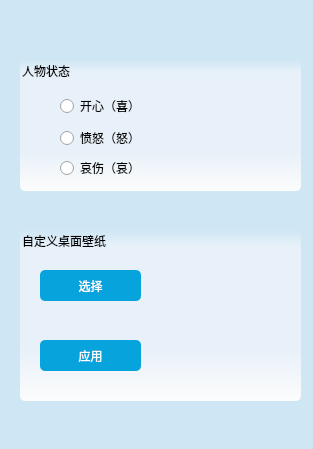
Before: the Qt Designer form Desktop/setting.ui in ADeRoy/DeskGirl, drawn with Qt 5.
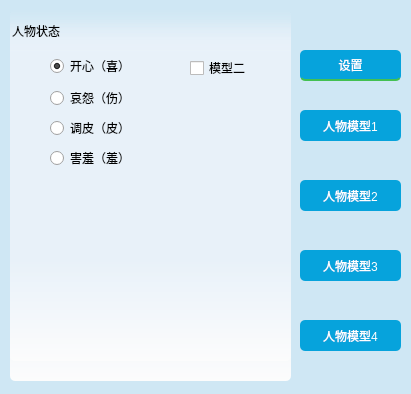
After: the same form once the commit is applied. The open tabs and pages were chosen to show the change. Icons and pictures are not drawn.

Commit message: 添加截图，开机自启，新人物等

What changed in the file:
```diff
--- a/Desktop/setting.ui
+++ b/Desktop/setting.ui
@@ -6,8 +6,8 @@
    <rect>
     <x>0</x>
     <y>0</y>
-    <width>313</width>
-    <height>449</height>
+    <width>411</width>
+    <height>394</height>
    </rect>
   </property>
   <property name="windowTitle">
@@ -23,7 +23,7 @@
   <widget class="QPushButton" name="close_button">
    <property name="geometry">
     <rect>
-     <x>270</x>
+     <x>370</x>
      <y>0</y>
      <width>34</width>
      <height>40</height>
@@ -46,96 +46,145 @@
     <string/>
    </property>
   </widget>
-  <widget class="QGroupBox" name="groupBox">
+  <widget class="QPushButton" name="AppSettingButton">
    <property name="geometry">
     <rect>
-     <x>20</x>
-     <y>60</y>
-     <width>281</width>
-     <height>131</height>
+     <x>300</x>
+     <y>50</y>
+     <width>101</width>
+     <height>31</height>
     </rect>
    </property>
    <property name="styleSheet">
-    <string notr="true">QGroupBox{	
-	background-color: qlineargradient(spread:pad, x1:0, y1:0, x2:0, y2:1, stop:0 rgba(232, 241, 249, 0), stop:0.1 rgba(232, 241, 249, 1), stop:0.2 rgba(232, 241, 249, 255), stop:0.7 rgba(232, 241, 249, 255),stop:1 rgba(252, 252, 252, 255));
-	border-radius:5px;
+    <string notr="true">QPushButton#AppSettingButton{
+	
+	color: rgb(255, 255, 255);
+	border-style: solid;
+	border-radius: 5px;	
+	background-color: rgb(6, 163, 220);
+}
+
+QPushButton#AppSettingButton:hover{
+	background-color: rgb(16, 196, 245);
+}
+
+QPushButton#AppSettingButton:pressed {
+	background-color: rgb(3, 130, 176);
+}
+
+QPushButton#AppSettingButton::checked{
+	color: #ffffff;
+	border-bottom:2px solid #43c052;
 }</string>
    </property>
-   <property name="title">
-    <string>人物状态</string>
+   <property name="text">
+    <string>设置</string>
    </property>
-   <widget class="QRadioButton" name="happy_radioButton">
-    <property name="geometry">
-     <rect>
-      <x>40</x>
-      <y>30</y>
-      <width>81</width>
-      <height>32</height>
-     </rect>
-    </property>
-    <property name="styleSheet">
-     <string notr="true"/>
-    </property>
-    <property name="text">
-     <string>开心（喜）</string>
-    </property>
-   </widget>
-   <widget class="QRadioButton" name="anger_radioButton">
-    <property name="geometry">
-     <rect>
-      <x>40</x>
-      <y>70</y>
-      <width>89</width>
-      <height>16</height>
-     </rect>
-    </property>
-    <property name="text">
-     <string>愤怒（怒）</string>
-    </property>
-   </widget>
-   <widget class="QRadioButton" name="grief_radioButton">
-    <property name="geometry">
-     <rect>
-      <x>40</x>
-      <y>100</y>
-      <width>89</width>
-      <height>16</height>
-     </rect>
-    </property>
-    <property name="text">
-     <string>哀伤（哀）</string>
-    </property>
-   </widget>
+   <property name="checkable">
+    <bool>true</bool>
+   </property>
+   <property name="checked">
+    <bool>true</bool>
+   </property>
   </widget>
-  <widget class="QGroupBox" name="groupBox_2">
+  <widget class="QStackedWidget" name="stackedWidget">
    <property name="geometry">
     <rect>
-     <x>20</x>
-     <y>230</y>
+     <x>10</x>
+     <y>10</y>
      <width>281</width>
-     <height>171</height>
+     <height>371</height>
     </rect>
    </property>
    <property name="styleSheet">
-    <string notr="true">QGroupBox{	
+    <string notr="true">QStackedWidget{	
 	background-color: qlineargradient(spread:pad, x1:0, y1:0, x2:0, y2:1, stop:0 rgba(232, 241, 249, 0), stop:0.1 rgba(232, 241, 249, 1), stop:0.2 rgba(232, 241, 249, 255), stop:0.7 rgba(232, 241, 249, 255),stop:1 rgba(252, 252, 252, 255));
 	border-radius:5px;
 }</string>
    </property>
-   <property name="title">
-    <string>自定义桌面壁纸</string>
+   <property name="currentIndex">
+    <number>1</number>
    </property>
-   <widget class="QPushButton" name="select_pushButton">
-    <property name="geometry">
-     <rect>
-      <x>20</x>
-      <y>40</y>
-      <width>101</width>
-      <height>31</height>
-     </rect>
-    </property>
-    <property name="styleSheet">
-     <string notr="true">QPushButton#select_pushButton{
+   <widget class="QWidget" name="page">
+    <widget class="QGroupBox" name="groupBox_4">
+     <property name="geometry">
+      <rect>
+       <x>0</x>
+       <y>20</y>
+       <width>281</width>
+       <height>341</height>
+      </rect>
+     </property>
+     <property name="styleSheet">
+      <string notr="true">QGroupBox{	
+	background-color: qlineargradient(spread:pad, x1:0, y1:0, x2:0, y2:1, stop:0 rgba(232, 241, 249, 0), stop:0.1 rgba(232, 241, 249, 1), stop:0.2 rgba(232, 241, 249, 255), stop:0.7 rgba(232, 241, 249, 255),stop:1 rgba(252, 252, 252, 255));
+	border-radius:5px;
+}</string>
+     </property>
+     <property name="title">
+      <string>程序设置</string>
+     </property>
+     <widget class="QCheckBox" name="autorun_checkBox">
+      <property name="geometry">
+       <rect>
+        <x>40</x>
+        <y>40</y>
+        <width>71</width>
+        <height>16</height>
+       </rect>
+      </property>
+      <property name="text">
+       <string>开机自启</string>
+      </property>
+      <property name="checked">
+       <bool>true</bool>
+      </property>
+     </widget>
+     <widget class="QCheckBox" name="action_checkBox">
+      <property name="geometry">
+       <rect>
+        <x>40</x>
+        <y>80</y>
+        <width>71</width>
+        <height>16</height>
+       </rect>
+      </property>
+      <property name="text">
+       <string>人物动作</string>
+      </property>
+      <property name="checked">
+       <bool>true</bool>
+      </property>
+     </widget>
+     <widget class="QGroupBox" name="groupBox_2">
+      <property name="geometry">
+       <rect>
+        <x>10</x>
+        <y>190</y>
+        <width>281</width>
+        <height>101</height>
+       </rect>
+      </property>
+      <property name="styleSheet">
+       <string notr="true">QGroupBox{	
+	background-color: qlineargradient(spread:pad, x1:0, y1:0, x2:0, y2:1, stop:0 rgba(232, 241, 249, 0), stop:0.1 rgba(232, 241, 249, 1), stop:0.2 rgba(232, 241, 249, 255), stop:0.7 rgba(232, 241, 249, 255),stop:1 rgba(252, 252, 252, 255));
+	border-radius:5px;
+}</string>
+      </property>
+      <property name="title">
+       <string>自定义桌面壁纸</string>
+      </property>
+      <widget class="QPushButton" name="select_pushButton">
+       <property name="geometry">
+        <rect>
+         <x>10</x>
+         <y>40</y>
+         <width>101</width>
+         <height>31</height>
+        </rect>
+       </property>
+       <property name="styleSheet">
+        <string notr="true">QPushButton#select_pushButton{
 	
 	color: rgb(255, 255, 255);
 	border-style: solid;
@@ -149,29 +198,30 @@
 
 QPushButton#select_pushButton:pressed {
 	background-color: rgb(3, 130, 176);
-}</string>
-    </property>
-    <property name="text">
-     <string>选择</string>
-    </property>
-    <property name="checkable">
-     <bool>false</bool>
-    </property>
-    <property name="checked">
-     <bool>false</bool>
-    </property>
-   </widget>
-   <widget class="QPushButton" name="apply_pushButton">
-    <property name="geometry">
-     <rect>
-      <x>20</x>
-      <y>110</y>
-      <width>101</width>
-      <height>31</height>
-     </rect>
-    </property>
-    <property name="styleSheet">
-     <string notr="true">QPushButton#apply_pushButton{
+}
+</string>
+       </property>
+       <property name="text">
+        <string>选择壁纸</string>
+       </property>
+       <property name="checkable">
+        <bool>true</bool>
+       </property>
+       <property name="checked">
+        <bool>false</bool>
+       </property>
+      </widget>
+      <widget class="QPushButton" name="apply_pushButton">
+       <property name="geometry">
+        <rect>
+         <x>130</x>
+         <y>40</y>
+         <width>101</width>
+         <height>31</height>
+        </rect>
+       </property>
+       <property name="styleSheet">
+        <string notr="true">QPushButton#apply_pushButton{
 	
 	color: rgb(255, 255, 255);
 	border-style: solid;
@@ -186,17 +236,473 @@
 QPushButton#apply_pushButton:pressed {
 	background-color: rgb(3, 130, 176);
 }</string>
-    </property>
-    <property name="text">
-     <string>应用</string>
-    </property>
-    <property name="checkable">
-     <bool>false</bool>
-    </property>
-    <property name="checked">
-     <bool>false</bool>
-    </property>
+       </property>
+       <property name="text">
+        <string>数字时钟</string>
+       </property>
+       <property name="checkable">
+        <bool>true</bool>
+       </property>
+       <property name="checked">
+        <bool>false</bool>
+       </property>
+      </widget>
+     </widget>
+    </widget>
    </widget>
+   <widget class="QWidget" name="page_2">
+    <widget class="QGroupBox" name="groupBox">
+     <property name="geometry">
+      <rect>
+       <x>0</x>
+       <y>10</y>
+       <width>281</width>
+       <height>361</height>
+      </rect>
+     </property>
+     <property name="styleSheet">
+      <string notr="true">QGroupBox{	
+	background-color: qlineargradient(spread:pad, x1:0, y1:0, x2:0, y2:1, stop:0 rgba(232, 241, 249, 0), stop:0.1 rgba(232, 241, 249, 1), stop:0.2 rgba(232, 241, 249, 255), stop:0.7 rgba(232, 241, 249, 255),stop:1 rgba(252, 252, 252, 255));
+	border-radius:5px;
+}</string>
+     </property>
+     <property name="title">
+      <string>人物状态</string>
+     </property>
+     <widget class="QRadioButton" name="happy_radioButton">
+      <property name="geometry">
+       <rect>
+        <x>40</x>
+        <y>30</y>
+        <width>81</width>
+        <height>32</height>
+       </rect>
+      </property>
+      <property name="styleSheet">
+       <string notr="true"/>
+      </property>
+      <property name="text">
+       <string>开心（喜）</string>
+      </property>
+      <property name="checked">
+       <bool>true</bool>
+      </property>
+      <property name="autoRepeat">
+       <bool>true</bool>
+      </property>
+     </widget>
+     <widget class="QRadioButton" name="anger_radioButton">
+      <property name="geometry">
+       <rect>
+        <x>40</x>
+        <y>70</y>
+        <width>89</width>
+        <height>16</height>
+       </rect>
+      </property>
+      <property name="text">
+       <string>愤怒（怒）</string>
+      </property>
+     </widget>
+     <widget class="QRadioButton" name="grief_radioButton">
+      <property name="geometry">
+       <rect>
+        <x>40</x>
+        <y>100</y>
+        <width>89</width>
+        <height>16</height>
+       </rect>
+      </property>
+      <property name="text">
+       <string>哀伤（哀）</string>
+      </property>
+     </widget>
+     <widget class="QLabel" name="girl1_label">
+      <property name="geometry">
+       <rect>
+        <x>10</x>
+        <y>110</y>
+        <width>275</width>
+        <height>350</height>
+       </rect>
+      </property>
+      <property name="text">
+       <string/>
+      </property>
+      <property name="pixmap">
+       <pixmap resource="src.qrc">:/src/action1/1.png</pixmap>
+      </property>
+      <property name="scaledContents">
+       <bool>true</bool>
+      </property>
+      <property name="wordWrap">
+       <bool>false</bool>
+      </property>
+      <property name="openExternalLinks">
+       <bool>false</bool>
+      </property>
+     </widget>
+     <widget class="QCheckBox" name="mode1_checkBox">
+      <property name="geometry">
+       <rect>
+        <x>170</x>
+        <y>40</y>
+        <width>71</width>
+        <height>16</height>
+       </rect>
+      </property>
+      <property name="text">
+       <string>模型一</string>
+      </property>
+      <property name="checked">
+       <bool>true</bool>
+      </property>
+     </widget>
+    </widget>
+   </widget>
+   <widget class="QWidget" name="page_5">
+    <widget class="QGroupBox" name="groupBox_3">
+     <property name="geometry">
+      <rect>
+       <x>0</x>
+       <y>10</y>
+       <width>281</width>
+       <height>341</height>
+      </rect>
+     </property>
+     <property name="styleSheet">
+      <string notr="true">QGroupBox{	
+	background-color: qlineargradient(spread:pad, x1:0, y1:0, x2:0, y2:1, stop:0 rgba(232, 241, 249, 0), stop:0.1 rgba(232, 241, 249, 1), stop:0.2 rgba(232, 241, 249, 255), stop:0.7 rgba(232, 241, 249, 255),stop:1 rgba(252, 252, 252, 255));
+	border-radius:5px;
+}</string>
+     </property>
+     <property name="title">
+      <string>人物状态</string>
+     </property>
+     <widget class="QRadioButton" name="happy2_radioButton">
+      <property name="geometry">
+       <rect>
+        <x>40</x>
+        <y>30</y>
+        <width>81</width>
+        <height>32</height>
+       </rect>
+      </property>
+      <property name="styleSheet">
+       <string notr="true"/>
+      </property>
+      <property name="text">
+       <string>开心（喜）</string>
+      </property>
+      <property name="checkable">
+       <bool>true</bool>
+      </property>
+      <property name="checked">
+       <bool>true</bool>
+      </property>
+     </widget>
+     <widget class="QRadioButton" name="anger2_radioButton">
+      <property name="geometry">
+       <rect>
+        <x>40</x>
+        <y>70</y>
+        <width>89</width>
+        <height>16</height>
+       </rect>
+      </property>
+      <property name="text">
+       <string>哀怨（伤）</string>
+      </property>
+     </widget>
+     <widget class="QRadioButton" name="grief2_radioButton">
+      <property name="geometry">
+       <rect>
+        <x>40</x>
+        <y>100</y>
+        <width>89</width>
+        <height>16</height>
+       </rect>
+      </property>
+      <property name="text">
+       <string>调皮（皮）</string>
+      </property>
+     </widget>
+     <widget class="QRadioButton" name="shy_radioButton">
+      <property name="geometry">
+       <rect>
+        <x>40</x>
+        <y>130</y>
+        <width>89</width>
+        <height>16</height>
+       </rect>
+      </property>
+      <property name="text">
+       <string>害羞（羞）</string>
+      </property>
+     </widget>
+     <widget class="QLabel" name="girl2_label">
+      <property name="geometry">
+       <rect>
+        <x>50</x>
+        <y>150</y>
+        <width>180</width>
+        <height>180</height>
+       </rect>
+      </property>
+      <property name="text">
+       <string/>
+      </property>
+      <property name="pixmap">
+       <pixmap resource="src.qrc">:/src/default/action1/1.png</pixmap>
+      </property>
+      <property name="scaledContents">
+       <bool>true</bool>
+      </property>
+     </widget>
+     <widget class="QCheckBox" name="mode2_checkBox">
+      <property name="geometry">
+       <rect>
+        <x>180</x>
+        <y>40</y>
+        <width>71</width>
+        <height>16</height>
+       </rect>
+      </property>
+      <property name="text">
+       <string>模型二</string>
+      </property>
+     </widget>
+    </widget>
+   </widget>
+   <widget class="QWidget" name="page_3">
+    <widget class="QLabel" name="boy_label">
+     <property name="geometry">
+      <rect>
+       <x>50</x>
+       <y>0</y>
+       <width>201</width>
+       <height>371</height>
+      </rect>
+     </property>
+     <property name="text">
+      <string/>
+     </property>
+     <property name="pixmap">
+      <pixmap resource="src.qrc">:/src/boy1/1.png</pixmap>
+     </property>
+     <property name="scaledContents">
+      <bool>false</bool>
+     </property>
+    </widget>
+    <widget class="QCheckBox" name="mode3_checkBox">
+     <property name="geometry">
+      <rect>
+       <x>200</x>
+       <y>30</y>
+       <width>71</width>
+       <height>16</height>
+      </rect>
+     </property>
+     <property name="text">
+      <string>模型三</string>
+     </property>
+    </widget>
+   </widget>
+   <widget class="QWidget" name="page_4">
+    <widget class="QLabel" name="girl3_lable">
+     <property name="geometry">
+      <rect>
+       <x>-20</x>
+       <y>0</y>
+       <width>321</width>
+       <height>381</height>
+      </rect>
+     </property>
+     <property name="text">
+      <string/>
+     </property>
+     <property name="pixmap">
+      <pixmap resource="src.qrc">:/src/girl1/1.png</pixmap>
+     </property>
+    </widget>
+    <widget class="QCheckBox" name="mode4_checkBox">
+     <property name="geometry">
+      <rect>
+       <x>10</x>
+       <y>20</y>
+       <width>71</width>
+       <height>16</height>
+      </rect>
+     </property>
+     <property name="text">
+      <string>模型四</string>
+     </property>
+    </widget>
+   </widget>
+  </widget>
+  <widget class="QPushButton" name="TopPeopleButton">
+   <property name="geometry">
+    <rect>
+     <x>300</x>
+     <y>110</y>
+     <width>101</width>
+     <height>31</height>
+    </rect>
+   </property>
+   <property name="styleSheet">
+    <string notr="true">QPushButton#TopPeopleButton{
+	
+	color: rgb(255, 255, 255);
+	border-style: solid;
+	border-radius: 5px;	
+	background-color: rgb(6, 163, 220);
+}
+
+QPushButton#TopPeopleButton:hover{
+	background-color: rgb(16, 196, 245);
+}
+
+QPushButton#TopPeopleButton:pressed {
+	background-color: rgb(3, 130, 176);
+}
+
+QPushButton#TopPeopleButton::checked{
+	color: #ffffff;
+	border-bottom:2px solid #43c052;
+}</string>
+   </property>
+   <property name="text">
+    <string>人物模型1</string>
+   </property>
+   <property name="checkable">
+    <bool>true</bool>
+   </property>
+   <property name="checked">
+    <bool>false</bool>
+   </property>
+  </widget>
+  <widget class="QPushButton" name="TopPeopleButton_2">
+   <property name="geometry">
+    <rect>
+     <x>300</x>
+     <y>180</y>
+     <width>101</width>
+     <height>31</height>
+    </rect>
+   </property>
+   <property name="styleSheet">
+    <string notr="true">QPushButton#TopPeopleButton_2{
+	
+	color: rgb(255, 255, 255);
+	border-style: solid;
+	border-radius: 5px;	
+	background-color: rgb(6, 163, 220);
+}
+
+QPushButton#TopPeopleButton_2:hover{
+	background-color: rgb(16, 196, 245);
+}
+
+QPushButton#TopPeopleButton_2:pressed {
+	background-color: rgb(3, 130, 176);
+}
+
+QPushButton#TopPeopleButton_2::checked{
+	color: #ffffff;
+	border-bottom:2px solid #43c052;
+}</string>
+   </property>
+   <property name="text">
+    <string>人物模型2</string>
+   </property>
+   <property name="checkable">
+    <bool>true</bool>
+   </property>
+   <property name="checked">
+    <bool>false</bool>
+   </property>
+  </widget>
+  <widget class="QPushButton" name="TopPeopleButton_3">
+   <property name="geometry">
+    <rect>
+     <x>300</x>
+     <y>250</y>
+     <width>101</width>
+     <height>31</height>
+    </rect>
+   </property>
+   <property name="styleSheet">
+    <string notr="true">QPushButton#TopPeopleButton_3{
+	
+	color: rgb(255, 255, 255);
+	border-style: solid;
+	border-radius: 5px;	
+	background-color: rgb(6, 163, 220);
+}
+
+QPushButton#TopPeopleButton_3:hover{
+	background-color: rgb(16, 196, 245);
+}
+
+QPushButton#TopPeopleButton_3:pressed {
+	background-color: rgb(3, 130, 176);
+}
+
+QPushButton#TopPeopleButton_3::checked{
+	color: #ffffff;
+	border-bottom:2px solid #43c052;
+}</string>
+   </property>
+   <property name="text">
+    <string>人物模型3</string>
+   </property>
+   <property name="checkable">
+    <bool>true</bool>
+   </property>
+   <property name="checked">
+    <bool>false</bool>
+   </property>
+  </widget>
+  <widget class="QPushButton" name="TopPeopleButton_4">
+   <property name="geometry">
+    <rect>
+     <x>300</x>
+     <y>320</y>
+     <width>101</width>
+     <height>31</height>
+    </rect>
+   </property>
+   <property name="styleSheet">
+    <string notr="true">QPushButton#TopPeopleButton_4{
+	
+	color: rgb(255, 255, 255);
+	border-style: solid;
+	border-radius: 5px;	
+	background-color: rgb(6, 163, 220);
+}
+
+QPushButton#TopPeopleButton_4:hover{
+	background-color: rgb(16, 196, 245);
+}
+
+QPushButton#TopPeopleButton_4:pressed {
+	background-color: rgb(3, 130, 176);
+}
+
+QPushButton#TopPeopleButton_4::checked{
+	color: #ffffff;
+	border-bottom:2px solid #43c052;
+}</string>
+   </property>
+   <property name="text">
+    <string>人物模型4</string>
+   </property>
+   <property name="checkable">
+    <bool>true</bool>
+   </property>
+   <property name="checked">
+    <bool>false</bool>
+   </property>
   </widget>
  </widget>
  <resources/>
```
Left out of the diff: 4 changed lines with no effect on the pictures. The commit also changes 50 other files.
